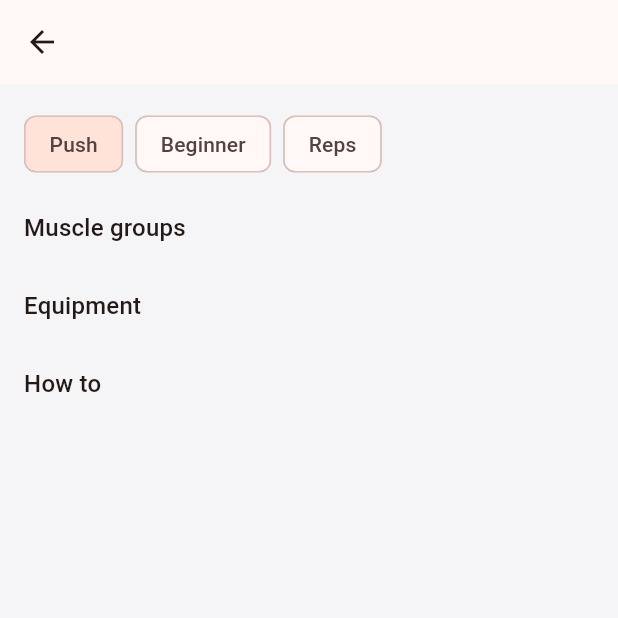
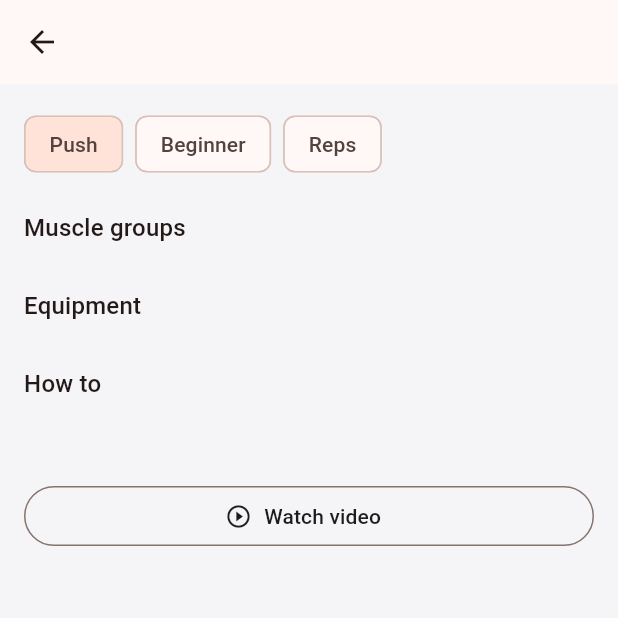
Before and after one commit to Surafel/calisthenics_planner, a Flutter app: the ExerciseDetailScreen screen opened directly with empty values, on a phone screen of 412 x 824 dp, the top half of it. Run offline on Flutter 3.47's test engine with Material 3 defaults, Android fonts, the phone set to English and light mode, and no system bars; our stand-ins replace shared_preferences; accounts and stored records are empty.

Commit message:
Add a video link to each exercise's detail page
Opens a YouTube search for the exercise name in a new tab via
url_launcher, since curating a specific verified video per exercise
isn't feasible here.

Co-Authored-By: Claude Sonnet 5 <noreply@anthropic.com>
Claude-Session: https://claude.ai/code/session_018U6ew4s88c2XEXuugeWScf

```diff
--- a/lib/models/exercise.dart
+++ b/lib/models/exercise.dart
@@ -49,4 +49,12 @@ class Exercise {
         'equipment': equipment,
         'description': description,
       };
+
+  /// A YouTube search for this exercise, since the library doesn't curate
+  /// specific video links per entry.
+  Uri get videoSearchUrl => Uri.https(
+        'www.youtube.com',
+        '/results',
+        {'search_query': '$name calisthenics tutorial'},
+      );
 }
--- a/lib/screens/exercise_detail_screen.dart
+++ b/lib/screens/exercise_detail_screen.dart
@@ -1,4 +1,5 @@
 import 'package:flutter/material.dart';
+import 'package:url_launcher/url_launcher.dart';
 
 import '../models/exercise.dart';
 import '../theme/app_colors.dart';
@@ -62,8 +63,27 @@ class ExerciseDetailScreen extends StatelessWidget {
           Text('How to', style: Theme.of(context).textTheme.titleMedium),
           const SizedBox(height: 8),
           Text(exercise.description, style: Theme.of(context).textTheme.bodyLarge),
+          const SizedBox(height: 20),
+          OutlinedButton.icon(
+            onPressed: () => _openVideo(context, exercise),
+            icon: const Icon(Icons.play_circle_outline),
+            label: const Text('Watch video'),
+          ),
         ],
       ),
     );
   }
+
+  Future<void> _openVideo(BuildContext context, Exercise exercise) async {
+    final messenger = ScaffoldMessenger.of(context);
+    final opened = await launchUrl(
+      exercise.videoSearchUrl,
+      mode: LaunchMode.externalApplication,
+    );
+    if (!opened) {
+      messenger.showSnackBar(
+        const SnackBar(content: Text('Could not open the video link.')),
+      );
+    }
+  }
 }
--- a/pubspec.yaml
+++ b/pubspec.yaml
@@ -37,6 +37,9 @@ dependencies:
 
   # Persists saved workouts and the weekly schedule on-device.
   shared_preferences: ^2.3.2
+
+  # Opens each exercise's video link in the browser/app.
+  url_launcher: ^6.3.1
 
 dev_dependencies:
   flutter_test:
```
Also changed, not shown: pubspec.lock.
